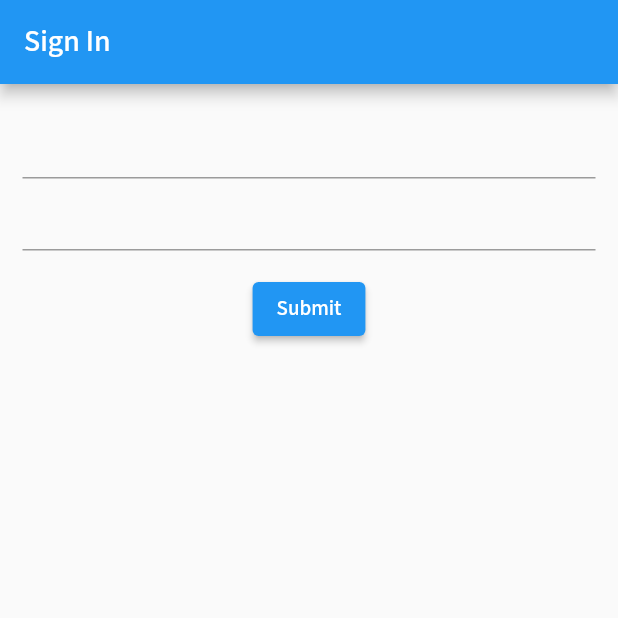
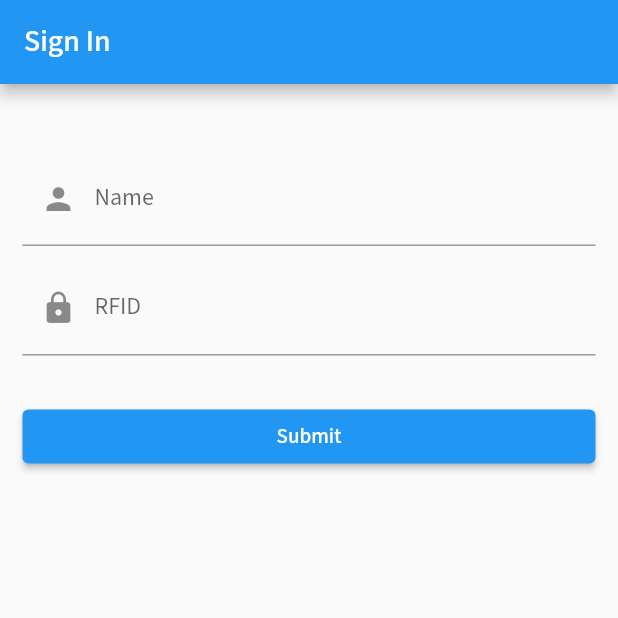
Before and after one commit to indev-aj/key_management, a Flutter app: the screen it shows after launch, after a tap on the "logout" icon, on a phone screen of 412 x 824 dp, the top half of it. Run offline on Flutter 3.47's test engine with Material 2 defaults, Android fonts, the phone set to English and light mode, and no system bars; our stand-ins replace firebase_database, get, google_fonts, shared_preferences; accounts and stored records are empty.

Commit message:
Redesign Login Screen

```diff
--- a/lib/screen/signin_screen.dart
+++ b/lib/screen/signin_screen.dart
@@ -43,15 +43,28 @@ class _SignInState extends State<SignIn> {
         padding: const EdgeInsets.all(15),
         child: Column(
           children: [
+            const SizedBox(height: 30),
             TextField(
               controller: _nameCtrl,
+              decoration: const InputDecoration(
+                prefixIcon: Icon(Icons.person),
+                labelText: 'Name',
+              ),
             ),
+            const SizedBox(height: 10),
             TextField(
               controller: _rfidCtrl,
+              decoration: const InputDecoration(
+                prefixIcon: Icon(Icons.lock),
+                labelText: 'RFID',
+              ),
             ),
-            const SizedBox(height: 15),
+            const SizedBox(height: 30),
             ElevatedButton(
               child: const Text("Submit"),
+              style: ElevatedButton.styleFrom(
+                minimumSize: const Size(double.infinity, 36),
+              ),
               onPressed: () {
                 Map capturedUser = {
                   'rfid': _rfidCtrl.text,
```
